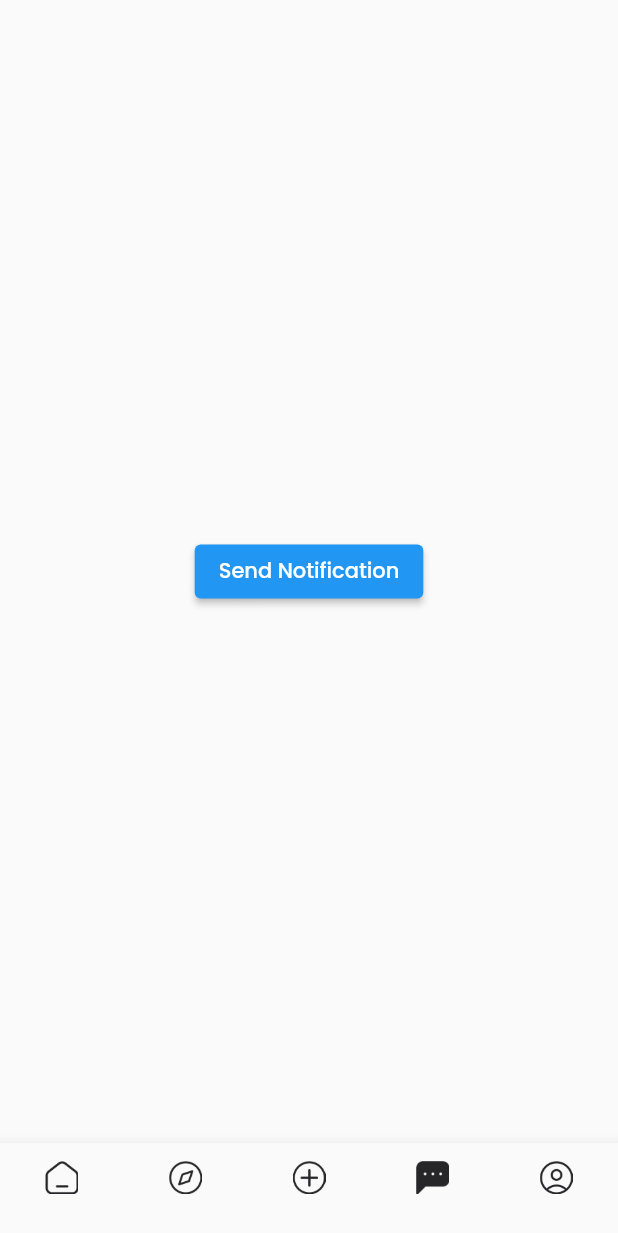
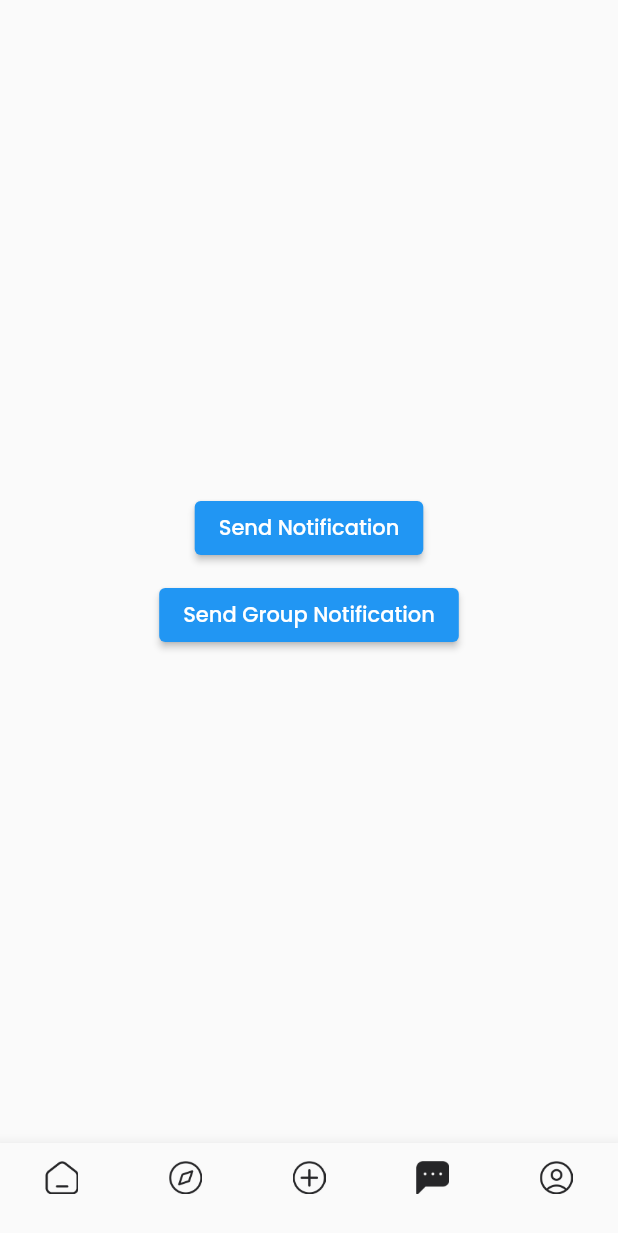
Before and after one commit to CPAD-Gazipur/EMS, a Flutter app: the HomeScreen screen opened directly, item 4 of the bottom bar chosen, on a phone screen of 412 x 824 dp. Shown: the top 1233 px of the screen. Run offline on Flutter 3.47's test engine with Material 2 defaults, Android fonts, the phone set to English and light mode, and no system bars; our stand-ins replace cloud_firestore, dotted_border, firebase_auth, firebase_core, firebase_messaging, firebase_storage and 5 more; missing offline and left inert: video_thumbnail; accounts and stored records are empty.

Commit message:
EMS - Group Notification Added !!

```diff
--- a/lib/views/chat/chat_view.dart
+++ b/lib/views/chat/chat_view.dart
@@ -1,11 +1,26 @@
 import 'dart:convert';
 
+import 'package:firebase_messaging/firebase_messaging.dart';
 import 'package:flutter/material.dart';
 import 'package:get/get.dart';
 import 'package:http/http.dart' as http;
 
-class ChatScreen extends StatelessWidget {
+
+class ChatScreen extends StatefulWidget {
   const ChatScreen({Key? key}) : super(key: key);
+
+  @override
+  State<ChatScreen> createState() => _ChatScreenState();
+}
+
+class _ChatScreenState extends State<ChatScreen> {
+
+  @override
+  initState() {
+    super.initState();
+
+    FirebaseMessaging.instance.subscribeToTopic('subscription');
+  }
 
   sendNotification(String title, String token) async {
     final data = {
@@ -34,22 +49,70 @@ class ChatScreen extends StatelessWidget {
         }),
       );
 
-      if(response.statusCode == 200){
-        Get.snackbar('Success', 'Notification Send',colorText: Colors.blue);
+      if (response.statusCode == 200) {
+        Get.snackbar('Success', 'Notification Send', colorText: Colors.blue);
       }
     } catch (e) {
-      Get.snackbar('Warning', 'Error: $e',colorText: Colors.blue);
+      Get.snackbar('Warning', 'Error: $e', colorText: Colors.blue);
+    }
+  }
+
+  sendNotificationToGroup(String title) async {
+    final data = {
+      'click_action': 'FLUTTER_NOTIFICATION_CLICK',
+      'id': '1',
+      'status': 'done',
+      'message': title,
+    };
+
+    try {
+      http.Response response = await http.post(
+        Uri.parse('https://fcm.googleapis.com/fcm/send'),
+        headers: <String, String>{
+          'Content-Type': 'application/json',
+          'Authorization':
+              'key=AAAAYOkWYfI:APA91bEE0VZJcZah7ZJud6Kqh_CioIImWrx240gZSn_o_1NVUjMEWgltBm1mz-P55mYopqyGz9f9H9sK8H_RN3Vdxgn3H7NpnCj-5RgsDw-tiKIz3IiaJTZJhzlKwMe99sjA7YfUrHQb'
+        },
+        body: jsonEncode(<String, dynamic>{
+          'notification': <String, dynamic>{
+            'title': title,
+            'body': 'Group Notification Send',
+          },
+          'priority': 'high',
+          'data': data,
+          'to': '/topics/subscription/',
+        }),
+      );
+
+      if (response.statusCode == 200) {
+        Get.snackbar('Success', 'Group Notification Send', colorText: Colors.blue);
+      }
+    } catch (e) {
+      Get.snackbar('Warning', 'Error: $e', colorText: Colors.blue);
     }
   }
 
   @override
   Widget build(BuildContext context) {
     return Center(
-      child: ElevatedButton(
-        onPressed: () {
-          sendNotification('Check Notification', 'e7LuMmSfQVGscdcS6dtnUV:APA91bGxQk-eeOvu4Z_QjVGQrfI2wOX9klWLUpHX4dWQgl6MviKzBtkBeyCIJz-Jq0duST0Y3n99TtMrvhqNIpVsWUkTLrYNqERmjxbnlzFLSR2E6aSmaz9bYqU536GYLkopZYQZLKQ8');
-        },
-        child: const Text('Send Notification'),
+      child: Column(
+        mainAxisAlignment: MainAxisAlignment.center,
+        children: [
+          ElevatedButton(
+            onPressed: () {
+              sendNotification('Check Notification',
+                  'e7LuMmSfQVGscdcS6dtnUV:APA91bGxQk-eeOvu4Z_QjVGQrfI2wOX9klWLUpHX4dWQgl6MviKzBtkBeyCIJz-Jq0duST0Y3n99TtMrvhqNIpVsWUkTLrYNqERmjxbnlzFLSR2E6aSmaz9bYqU536GYLkopZYQZLKQ8');
+            },
+            child: const Text('Send Notification'),
+          ),
+          const SizedBox(
+            height: 10,
+          ),
+          ElevatedButton(
+              onPressed: () {
+                sendNotificationToGroup('Group Notification');
+              }, child: const Text('Send Group Notification')),
+        ],
       ),
     );
   }
--- a/lib/views/home/home_screen.dart
+++ b/lib/views/home/home_screen.dart
@@ -40,7 +40,7 @@ class _HomeScreenState extends State<HomeScreen> {
       LocalNotificationService.display(event);
     });
     storeNotificationToken();
-
+    FirebaseMessaging.instance.subscribeToTopic('subscription');
   }
 
   @override
```
